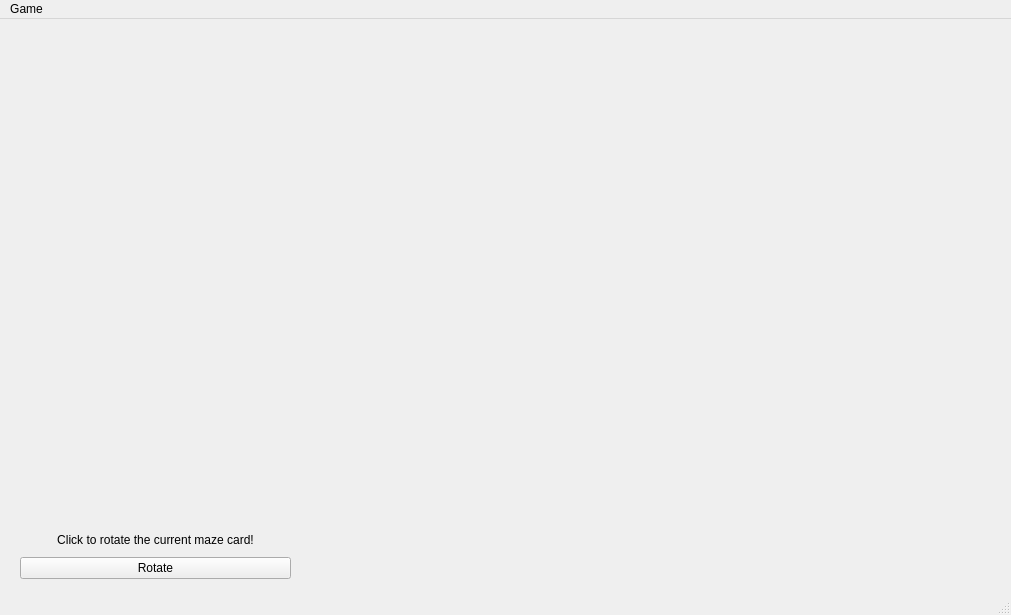
Old version of the form core/view/gui/GameWindow.ui in the repository Antho1605/Labyrinth.
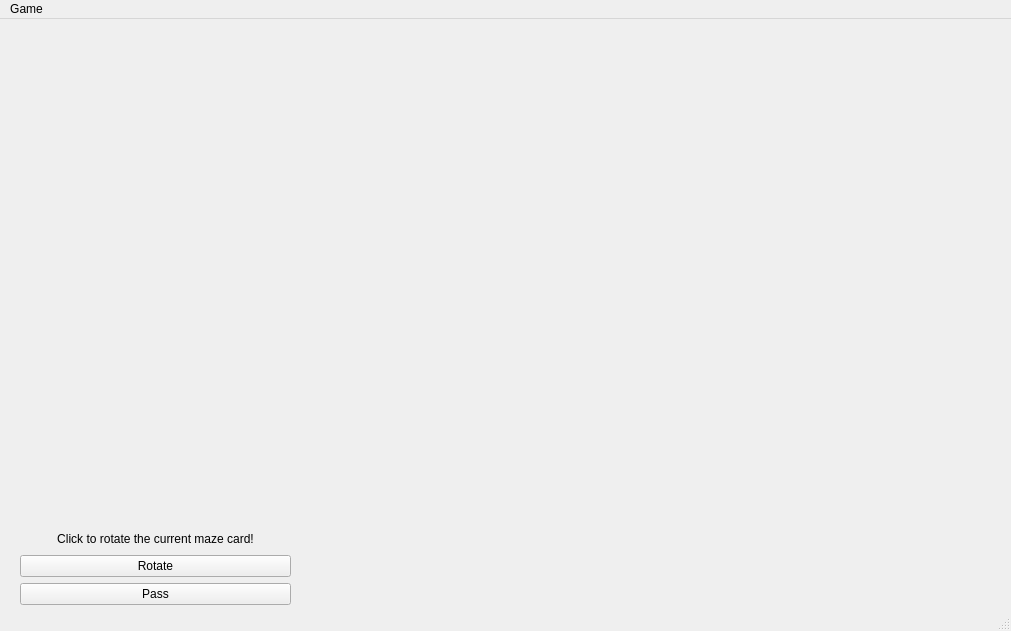
New version of the form.

The edit to the form file:
```diff
--- a/core/view/gui/GameWindow.ui
+++ b/core/view/gui/GameWindow.ui
@@ -7,7 +7,7 @@
     <x>0</x>
     <y>0</y>
     <width>1011</width>
-    <height>615</height>
+    <height>631</height>
    </rect>
   </property>
   <property name="windowTitle">
@@ -56,7 +56,7 @@
       <x>20</x>
       <y>510</y>
       <width>271</width>
-      <height>51</height>
+      <height>78</height>
      </rect>
     </property>
     <layout class="QVBoxLayout" name="verticalLayout">
@@ -95,6 +95,13 @@
        </property>
       </widget>
      </item>
+     <item>
+      <widget class="QPushButton" name="passButton">
+       <property name="text">
+        <string>Pass</string>
+       </property>
+      </widget>
+     </item>
     </layout>
    </widget>
    <widget class="QWidget" name="verticalLayoutWidget_2">
```
